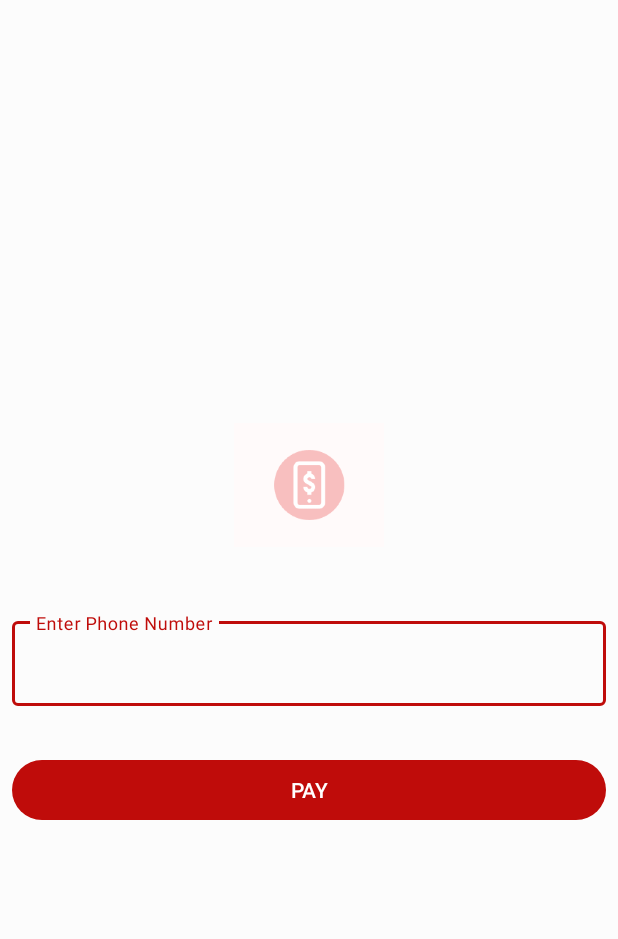
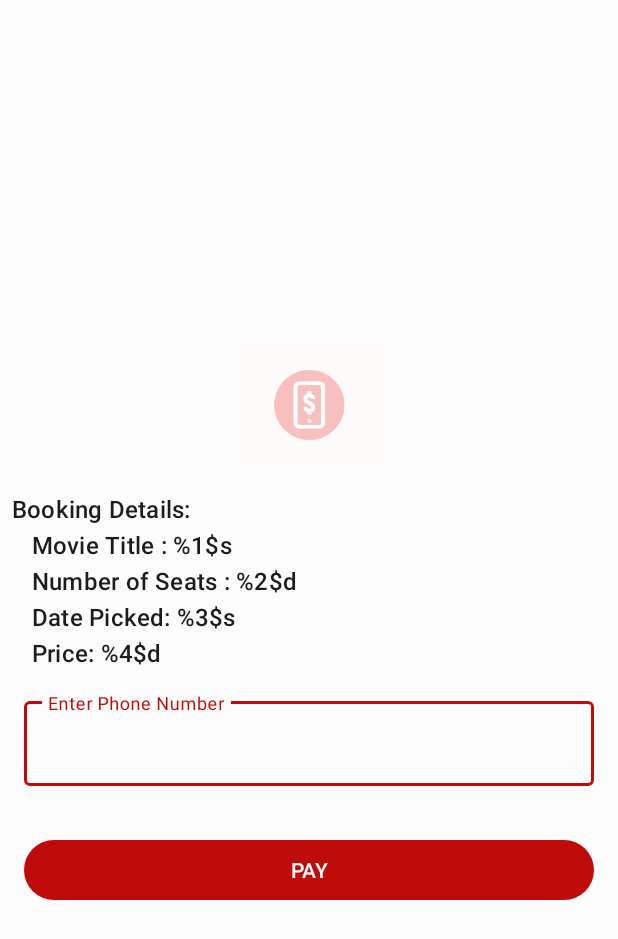
Before and after one commit to kenmusima/Cinema, an Android app: the layout fragment_payment.xml on its own in the app's theme, with its tools: preview values and no code run, on a phone screen of 412 x 824 dp. Shown: the top 939 px of the screen. Run offline under Robolectric (Android 15) with nearby library versions, the phone set to English and light mode, and no system bars.

Commit message:
Added Screenshots for UI. Changed Image resizing(Glide)

```diff
--- a/app/src/main/java/com/ken/cinema/ui/adapter/OrderAdapter.kt
+++ b/app/src/main/java/com/ken/cinema/ui/adapter/OrderAdapter.kt
@@ -29,6 +29,7 @@ class OrderAdapter : ListAdapter<Ticket, OrderAdapter.OrderViewHolder>(DiffUtilC
 
             Glide.with(binding.root)
                 .load("${IMAGE_PREFIX_URL.plus(ticket.image)}")
+                .centerCrop()
                 .placeholder(R.drawable.loading_animation)
                 .transition(DrawableTransitionOptions.withCrossFade())
                 .diskCacheStrategy(DiskCacheStrategy.ALL)
--- a/app/src/main/res/layout/fragment_payment.xml
+++ b/app/src/main/res/layout/fragment_payment.xml
@@ -24,21 +24,22 @@
         android:layout_marginStart="@dimen/dimension_8"
         android:layout_marginTop="@dimen/dimension_8"
         android:layout_marginEnd="@dimen/dimension_8"
+        android:textAppearance="@style/TextAppearance.Material3.TitleMedium"
         app:layout_constraintBottom_toTopOf="@+id/phoneNumber"
-        android:textAppearance="@style/TextAppearance.Material3.BodyMedium"
         app:layout_constraintEnd_toEndOf="parent"
         app:layout_constraintHorizontal_bias="0.5"
         app:layout_constraintStart_toStartOf="parent"
-        app:layout_constraintTop_toBottomOf="@+id/payImage" />
+        app:layout_constraintTop_toBottomOf="@+id/payImage"
+        tools:text="@string/payment_details" />
 
     <com.google.android.material.textfield.TextInputLayout
         android:id="@+id/phoneNumber"
         style="@style/Widget.MaterialComponents.TextInputLayout.OutlinedBox"
         android:layout_width="match_parent"
         android:layout_height="wrap_content"
-        android:layout_marginStart="@dimen/dimension_8"
-        android:layout_marginTop="@dimen/dimension_8"
-        android:layout_marginEnd="@dimen/dimension_8"
+        android:layout_marginStart="@dimen/dimension_16"
+        android:layout_marginTop="@dimen/dimension_16"
+        android:layout_marginEnd="@dimen/dimension_16"
         android:hint="Enter Phone Number"
         app:layout_constraintBottom_toTopOf="@id/payButton"
         app:layout_constraintEnd_toEndOf="parent"
@@ -56,9 +57,9 @@
         android:id="@+id/payButton"
         android:layout_width="match_parent"
         android:layout_height="wrap_content"
-        android:layout_marginStart="@dimen/dimension_8"
+        android:layout_marginStart="@dimen/dimension_16"
         android:layout_marginTop="32dp"
-        android:layout_marginEnd="@dimen/dimension_8"
+        android:layout_marginEnd="@dimen/dimension_16"
         android:text="pay"
         android:textAllCaps="true"
         app:layout_constraintBottom_toBottomOf="parent"
--- a/app/src/main/res/values/dimens.xml
+++ b/app/src/main/res/values/dimens.xml
@@ -1,4 +1,5 @@
 <?xml version="1.0" encoding="utf-8"?>
 <resources>
     <dimen name="dimension_8">8dp</dimen>
+    <dimen name="dimension_16">16dp</dimen>
 </resources>
--- a/app/src/main/res/values/strings.xml
+++ b/app/src/main/res/values/strings.xml
@@ -25,10 +25,6 @@
     <string name="submit">Submit</string>
     <string name="optional_contact_detail">Optional : Contact Detail</string>
     <string name="type_your_feedback">Type your feedback</string>
-    <string-array name="opening_hous">
-        <item>Opening Hours: 8:00am-8:00pm</item>
-        <item>Sunday Excluded</item>
-    </string-array>
-
+    <string name="payment_details">Booking Details:\n\tMovie Title : %1$s \n\tNumber of Seats : %2$d \n\tDate Picked: %3$s \n\tPrice: %4$d</string>
     <string name="opening_hours">Opening Hours: 8:00am-8:00pm \n\t\t\t\t\t\t\t\t\t\tSunday Excluded</string>
 </resources>
```
Also changed, not shown: app/src/main/java/com/ken/cinema/ui/fragment/PaymentFragment.kt (+9 -2 lines), app/src/main/res/layout/fragment_sign_in.xml (+8 -8 lines), 12 other files.
